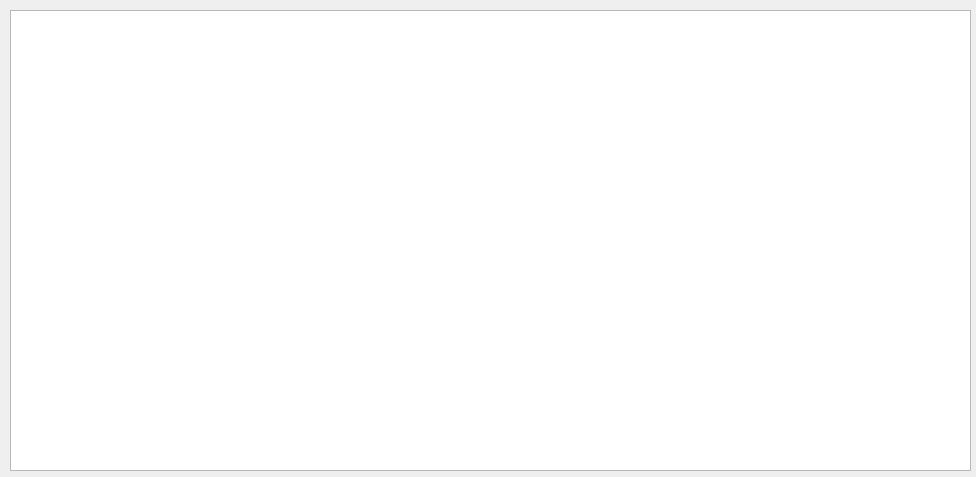
The window that proelium/mainwindow.ui (Kakadu/proelium) describes before a commit, drawn with Qt 5.
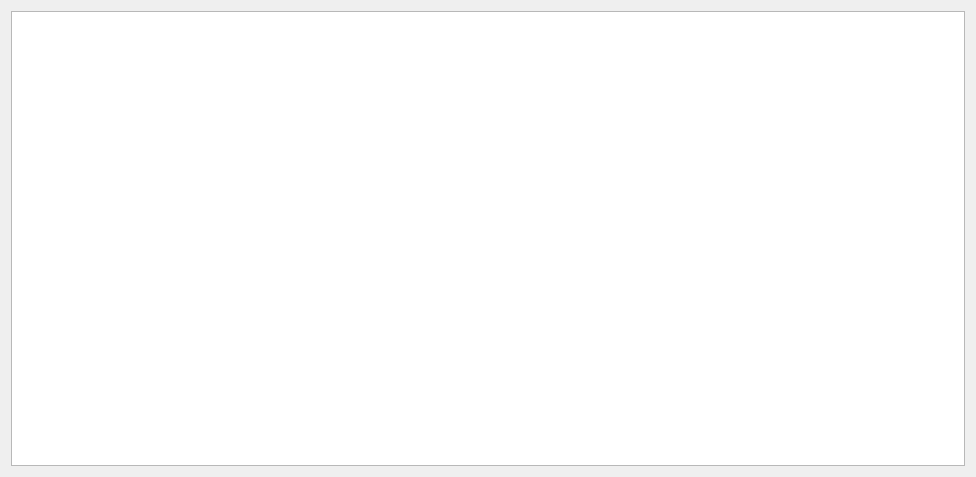
The same window after the commit.

Patch:
```diff
--- a/proelium/mainwindow.ui
+++ b/proelium/mainwindow.ui
@@ -10,20 +10,25 @@
     <height>477</height>
    </rect>
   </property>
+  <property name="sizePolicy">
+   <sizepolicy hsizetype="Expanding" vsizetype="Expanding">
+    <horstretch>0</horstretch>
+    <verstretch>0</verstretch>
+   </sizepolicy>
+  </property>
   <property name="windowTitle">
    <string>MainWindow</string>
   </property>
   <widget class="QWidget" name="centralWidget">
-   <widget class="QGraphicsView" name="graphicsView">
-    <property name="geometry">
-     <rect>
-      <x>10</x>
-      <y>10</y>
-      <width>961</width>
-      <height>461</height>
-     </rect>
-    </property>
-   </widget>
+   <layout class="QHBoxLayout" name="horizontalLayout_2">
+    <item>
+     <layout class="QHBoxLayout" name="horizontalLayout">
+      <item>
+       <widget class="QGraphicsView" name="graphicsView"/>
+      </item>
+     </layout>
+    </item>
+   </layout>
   </widget>
  </widget>
  <layoutdefault spacing="6" margin="11"/>
```
